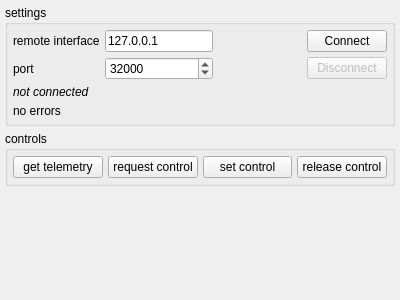
Above: remotecv.ui from hhrhhr/remoteCV before the change. Below: the same form after it.
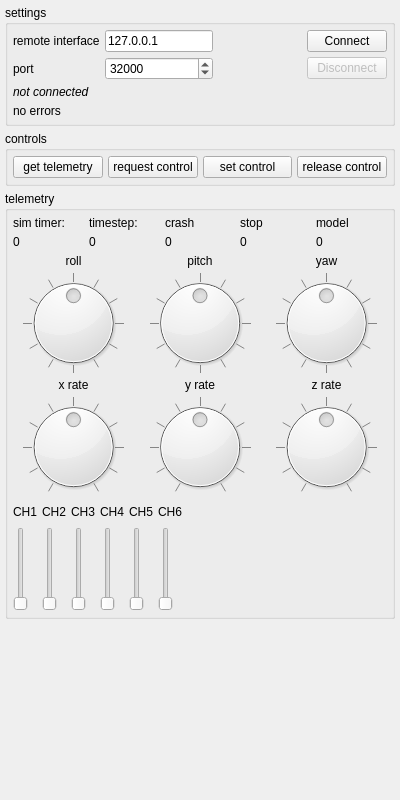
That is the form after the change.

The edit to the form file:
```diff
--- a/remotecv.ui
+++ b/remotecv.ui
@@ -11,7 +11,7 @@
     <x>0</x>
     <y>0</y>
     <width>400</width>
-    <height>300</height>
+    <height>800</height>
    </rect>
   </property>
   <property name="windowTitle">
@@ -151,6 +151,372 @@
      </layout>
     </widget>
    </item>
+   <item>
+    <widget class="QGroupBox" name="groupBoxTelemetry">
+     <property name="title">
+      <string>telemetry</string>
+     </property>
+     <layout class="QVBoxLayout" name="verticalLayout_2">
+      <item>
+       <layout class="QGridLayout" name="gridLayout_4">
+        <item row="0" column="0">
+         <widget class="QLabel" name="label_3">
+          <property name="text">
+           <string>sim timer:</string>
+          </property>
+         </widget>
+        </item>
+        <item row="0" column="1">
+         <widget class="QLabel" name="label_5">
+          <property name="text">
+           <string>timestep:</string>
+          </property>
+         </widget>
+        </item>
+        <item row="0" column="2">
+         <widget class="QLabel" name="label_7">
+          <property name="text">
+           <string>crash</string>
+          </property>
+         </widget>
+        </item>
+        <item row="0" column="3">
+         <widget class="QLabel" name="label_9">
+          <property name="text">
+           <string>stop</string>
+          </property>
+         </widget>
+        </item>
+        <item row="0" column="4">
+         <widget class="QLabel" name="label_11">
+          <property name="text">
+           <string>model</string>
+          </property>
+         </widget>
+        </item>
+        <item row="1" column="0">
+         <widget class="QLabel" name="lbSimTimer">
+          <property name="text">
+           <string>0</string>
+          </property>
+         </widget>
+        </item>
+        <item row="1" column="1">
+         <widget class="QLabel" name="lbStep">
+          <property name="text">
+           <string>0</string>
+          </property>
+         </widget>
+        </item>
+        <item row="1" column="2">
+         <widget class="QLabel" name="lbCrash">
+          <property name="text">
+           <string>0</string>
+          </property>
+         </widget>
+        </item>
+        <item row="1" column="3">
+         <widget class="QLabel" name="lbStop">
+          <property name="text">
+           <string>0</string>
+          </property>
+         </widget>
+        </item>
+        <item row="1" column="4">
+         <widget class="QLabel" name="lbModel">
+          <property name="text">
+           <string>0</string>
+          </property>
+         </widget>
+        </item>
+       </layout>
+      </item>
+      <item>
+       <layout class="QGridLayout" name="gridLayout_2">
+        <item row="0" column="0">
+         <widget class="QLabel" name="label_13">
+          <property name="text">
+           <string>roll</string>
+          </property>
+          <property name="alignment">
+           <set>Qt::AlignCenter</set>
+          </property>
+         </widget>
+        </item>
+        <item row="0" column="1">
+         <widget class="QLabel" name="label_14">
+          <property name="text">
+           <string>pitch</string>
+          </property>
+          <property name="alignment">
+           <set>Qt::AlignCenter</set>
+          </property>
+         </widget>
+        </item>
+        <item row="0" column="2">
+         <widget class="QLabel" name="label_15">
+          <property name="text">
+           <string>yaw</string>
+          </property>
+          <property name="alignment">
+           <set>Qt::AlignCenter</set>
+          </property>
+         </widget>
+        </item>
+        <item row="1" column="0">
+         <widget class="QDial" name="roll">
+          <property name="minimum">
+           <number>-180</number>
+          </property>
+          <property name="maximum">
+           <number>180</number>
+          </property>
+          <property name="wrapping">
+           <bool>true</bool>
+          </property>
+          <property name="notchTarget">
+           <double>30.000000000000000</double>
+          </property>
+          <property name="notchesVisible">
+           <bool>true</bool>
+          </property>
+         </widget>
+        </item>
+        <item row="1" column="1">
+         <widget class="QDial" name="pitch">
+          <property name="minimum">
+           <number>-180</number>
+          </property>
+          <property name="maximum">
+           <number>180</number>
+          </property>
+          <property name="wrapping">
+           <bool>true</bool>
+          </property>
+          <property name="notchTarget">
+           <double>30.000000000000000</double>
+          </property>
+          <property name="notchesVisible">
+           <bool>true</bool>
+          </property>
+         </widget>
+        </item>
+        <item row="1" column="2">
+         <widget class="QDial" name="yaw">
+          <property name="minimum">
+           <number>-180</number>
+          </property>
+          <property name="maximum">
+           <number>180</number>
+          </property>
+          <property name="wrapping">
+           <bool>true</bool>
+          </property>
+          <property name="notchTarget">
+           <double>30.000000000000000</double>
+          </property>
+          <property name="notchesVisible">
+           <bool>true</bool>
+          </property>
+         </widget>
+        </item>
+       </layout>
+      </item>
+      <item>
+       <layout class="QGridLayout" name="gridLayout_3">
+        <item row="0" column="0">
+         <widget class="QLabel" name="label_4">
+          <property name="text">
+           <string>x rate</string>
+          </property>
+          <property name="alignment">
+           <set>Qt::AlignCenter</set>
+          </property>
+         </widget>
+        </item>
+        <item row="0" column="1">
+         <widget class="QLabel" name="label_6">
+          <property name="text">
+           <string>y rate</string>
+          </property>
+          <property name="alignment">
+           <set>Qt::AlignCenter</set>
+          </property>
+         </widget>
+        </item>
+        <item row="0" column="2">
+         <widget class="QLabel" name="label_8">
+          <property name="text">
+           <string>z rate</string>
+          </property>
+          <property name="alignment">
+           <set>Qt::AlignCenter</set>
+          </property>
+         </widget>
+        </item>
+        <item row="1" column="0">
+         <widget class="QDial" name="xRate">
+          <property name="minimum">
+           <number>-150</number>
+          </property>
+          <property name="maximum">
+           <number>150</number>
+          </property>
+          <property name="wrapping">
+           <bool>false</bool>
+          </property>
+          <property name="notchTarget">
+           <double>30.000000000000000</double>
+          </property>
+          <property name="notchesVisible">
+           <bool>true</bool>
+          </property>
+         </widget>
+        </item>
+        <item row="1" column="1">
+         <widget class="QDial" name="yRate">
+          <property name="minimum">
+           <number>-150</number>
+          </property>
+          <property name="maximum">
+           <number>150</number>
+          </property>
+          <property name="wrapping">
+           <bool>false</bool>
+          </property>
+          <property name="notchTarget">
+           <double>30.000000000000000</double>
+          </property>
+          <property name="notchesVisible">
+           <bool>true</bool>
+          </property>
+         </widget>
+        </item>
+        <item row="1" column="2">
+         <widget class="QDial" name="zRate">
+          <property name="minimum">
+           <number>-150</number>
+          </property>
+          <property name="maximum">
+           <number>150</number>
+          </property>
+          <property name="wrapping">
+           <bool>false</bool>
+          </property>
+          <property name="notchTarget">
+           <double>30.000000000000000</double>
+          </property>
+          <property name="notchesVisible">
+           <bool>true</bool>
+          </property>
+         </widget>
+        </item>
+       </layout>
+      </item>
+      <item>
+       <layout class="QGridLayout" name="gridLayout_5">
+        <item row="0" column="0">
+         <widget class="QLabel" name="lbCH1">
+          <property name="text">
+           <string>CH1</string>
+          </property>
+         </widget>
+        </item>
+        <item row="0" column="1">
+         <widget class="QLabel" name="lbCH2">
+          <property name="text">
+           <string>CH2</string>
+          </property>
+         </widget>
+        </item>
+        <item row="0" column="2">
+         <widget class="QLabel" name="lbCH3">
+          <property name="text">
+           <string>CH3</string>
+          </property>
+         </widget>
+        </item>
+        <item row="0" column="3">
+         <widget class="QLabel" name="lbCH4">
+          <property name="text">
+           <string>CH4</string>
+          </property>
+         </widget>
+        </item>
+        <item row="0" column="4">
+         <widget class="QLabel" name="lbCH5">
+          <property name="text">
+           <string>CH5</string>
+          </property>
+         </widget>
+        </item>
+        <item row="0" column="5">
+         <widget class="QLabel" name="lbCH6">
+          <property name="text">
+           <string>CH6</string>
+          </property>
+         </widget>
+        </item>
+        <item row="1" column="0">
+         <widget class="QSlider" name="verticalSlider">
+          <property name="orientation">
+           <enum>Qt::Vertical</enum>
+          </property>
+         </widget>
+        </item>
+        <item row="1" column="1">
+         <widget class="QSlider" name="verticalSlider_2">
+          <property name="orientation">
+           <enum>Qt::Vertical</enum>
+          </property>
+         </widget>
+        </item>
+        <item row="1" column="2">
+         <widget class="QSlider" name="verticalSlider_3">
+          <property name="orientation">
+           <enum>Qt::Vertical</enum>
+          </property>
+         </widget>
+        </item>
+        <item row="1" column="3">
+         <widget class="QSlider" name="verticalSlider_4">
+          <property name="orientation">
+           <enum>Qt::Vertical</enum>
+          </property>
+         </widget>
+        </item>
+        <item row="1" column="4">
+         <widget class="QSlider" name="verticalSlider_5">
+          <property name="orientation">
+           <enum>Qt::Vertical</enum>
+          </property>
+         </widget>
+        </item>
+        <item row="1" column="5">
+         <widget class="QSlider" name="verticalSlider_6">
+          <property name="orientation">
+           <enum>Qt::Vertical</enum>
+          </property>
+         </widget>
+        </item>
+        <item row="0" column="6">
+         <spacer name="horizontalSpacer_2">
+          <property name="orientation">
+           <enum>Qt::Horizontal</enum>
+          </property>
+          <property name="sizeHint" stdset="0">
+           <size>
+            <width>40</width>
+            <height>20</height>
+           </size>
+          </property>
+         </spacer>
+        </item>
+       </layout>
+      </item>
+     </layout>
+    </widget>
+   </item>
    <item>
     <spacer name="verticalSpacer">
      <property name="orientation">
```
Left out of the diff: 2 changed lines with no effect on the pictures.
